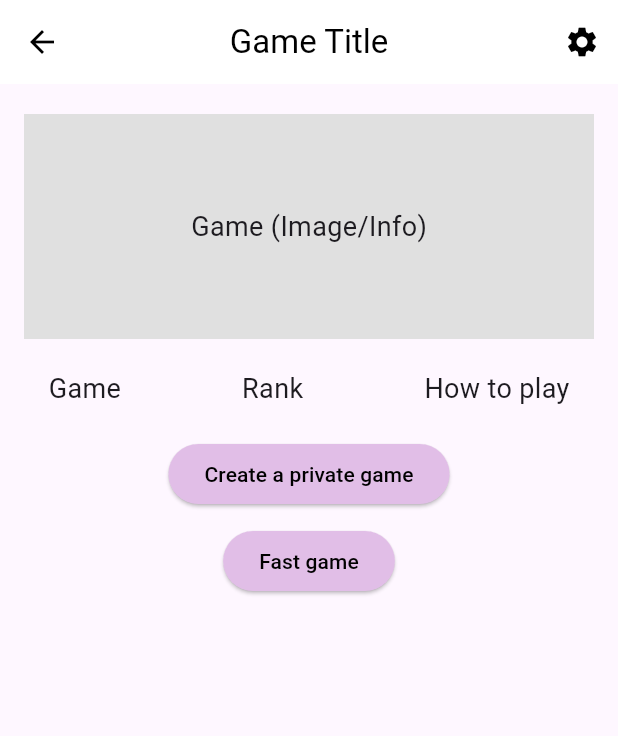
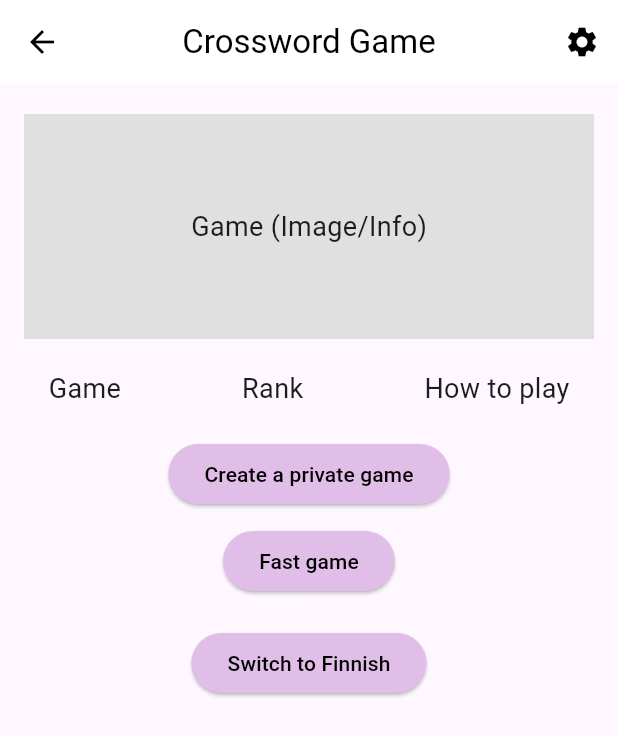
Before and after one commit to Chrislou23/flutter-group7, a Flutter app: the CrosswordGamePage screen opened by its route, on a phone screen of 412 x 824 dp. Shown: the top 736 px of the screen. Run offline on Flutter 3.47's test engine with Material 3 defaults, Android fonts, the phone set to English and light mode, and no system bars; our stand-ins replace firebase_core; accounts and stored records are empty.

Commit message:
adding the rules in Finnish and the ability to switch the language

```diff
--- a/lib/main.dart
+++ b/lib/main.dart
@@ -1,10 +1,11 @@
 import 'package:flutter/material.dart';
+import 'package:mobile_games/pages/games_page/link/link_instructions_fi.dart';
 import 'pages/home_page/home_page.dart';
 import 'pages/games_page/game_page.dart';
 import 'pages/friends_page/friend_page.dart';
 import 'pages/games_page/crossword/crossword_game_page.dart';
 import 'pages/games_page/link/link_game_page.dart';
-import 'pages/games_page/link/link_instructions.dart';
+import 'pages/games_page/link/link_instructions_en.dart';
 
 void main() {
   runApp(const MyApp());
@@ -27,7 +28,8 @@ class MyApp extends StatelessWidget {
         '/friends': (context) => const FriendPage(),
         '/crossword': (context) => const CrosswordGamePage(),
         '/link': (context) => const LinkGamePage(),
-        '/link_instructions': (context) => const LinkInstructions(),
+        '/link_instructions_fi': (context) => const LinkInstructionsFi(),
+        '/link_instructions_en': (context) => const LinkInstructionsEn(),
       },
     );
   }
--- a/lib/pages/games_page/crossword/crossword_game_page.dart
+++ b/lib/pages/games_page/crossword/crossword_game_page.dart
@@ -1,8 +1,25 @@
+import 'package:flutter/foundation.dart';
 import 'package:flutter/material.dart';
 import 'package:mobile_games/pages/games_page/crossword/crossword.dart';
+import 'package:mobile_games/pages/games_page/link/link_instructions_en.dart';
+import 'package:mobile_games/pages/games_page/link/link_instructions_fi.dart';
 
-class CrosswordGamePage extends StatelessWidget {
+class CrosswordGamePage extends StatefulWidget {
   const CrosswordGamePage({super.key});
+
+  @override
+  // ignore: library_private_types_in_public_api
+  _CrosswordGamePageState createState() => _CrosswordGamePageState();
+}
+
+class _CrosswordGamePageState extends State<CrosswordGamePage> {
+  bool isEnglish = true;
+
+  void toggleLanguage() {
+    setState(() {
+      isEnglish = !isEnglish;
+    });
+  }
 
   @override
   Widget build(BuildContext context) {
@@ -15,7 +32,8 @@ class CrosswordGamePage extends StatelessWidget {
             Navigator.pop(context); // Navigate back to previous page
           },
         ),
-        title: const Text('Game Title', style: TextStyle(color: Colors.black)),
+        title:
+            const Text('Crossword Game', style: TextStyle(color: Colors.black)),
         centerTitle: true,
         actions: [
           IconButton(
@@ -43,14 +61,16 @@ class CrosswordGamePage extends StatelessWidget {
           ),
           const SizedBox(height: 20),
           // Tab buttons for Game, Rank, and How to play
-          const TabButtons(),
+          TabButtons(isEnglish: isEnglish),
           const SizedBox(height: 20),
           // Create a private game and Fast game buttons
           CustomButton(
             text: 'Create a private game',
             onPressed: () {
               // Action for creating a private game
-              print('Create a private game pressed');
+              if (kDebugMode) {
+                print('Create a private game pressed');
+              }
             },
           ),
           const SizedBox(height: 10),
@@ -66,6 +86,12 @@ class CrosswordGamePage extends StatelessWidget {
               );
             },
           ),
+          const SizedBox(height: 20),
+          // Language switch button
+          CustomButton(
+            text: isEnglish ? 'Switch to Finnish' : 'Switch to English',
+            onPressed: toggleLanguage,
+          ),
         ],
       ),
     );
@@ -74,7 +100,9 @@ class CrosswordGamePage extends StatelessWidget {
 
 // Widget for Tab Buttons (Game, Rank, How to play)
 class TabButtons extends StatelessWidget {
-  const TabButtons({Key? key}) : super(key: key);
+  final bool isEnglish;
+
+  const TabButtons({super.key, required this.isEnglish});
 
   @override
   Widget build(BuildContext context) {
@@ -84,7 +112,9 @@ class TabButtons extends StatelessWidget {
         GestureDetector(
           onTap: () {
             // Handle Game tab tap
-            print('Game tab pressed');
+            if (kDebugMode) {
+              print('Game tab pressed');
+            }
           },
           child: const Text('Game', style: TextStyle(fontSize: 18)),
         ),
@@ -92,7 +122,9 @@ class TabButtons extends StatelessWidget {
         GestureDetector(
           onTap: () {
             // Handle Rank tab tap
-            print('Rank tab pressed');
+            if (kDebugMode) {
+              print('Rank tab pressed');
+            }
           },
           child: const Text('Rank', style: TextStyle(fontSize: 18)),
         ),
@@ -100,7 +132,14 @@ class TabButtons extends StatelessWidget {
         GestureDetector(
           onTap: () {
             // Handle How to play tab tap
-            print('How to play tab pressed');
+            Navigator.push(
+              context,
+              MaterialPageRoute(
+                builder: (context) => isEnglish
+                    ? const LinkInstructionsEn()
+                    : const LinkInstructionsFi(),
+              ),
+            );
           },
           child: const Text('How to play', style: TextStyle(fontSize: 18)),
         ),
--- a/lib/pages/games_page/link/link_instructions.dart
+++ b/lib/pages/games_page/link/link_instructions_en.dart
@@ -1,7 +1,7 @@
 import 'package:flutter/material.dart';
 
-class LinkInstructions extends StatelessWidget {
-  const LinkInstructions({super.key});
+class LinkInstructionsEn extends StatelessWidget {
+  const LinkInstructionsEn({super.key});
 
   @override
   Widget build(BuildContext context) {
```
Also changed, not shown: lib/pages/games_page/link/link_game_page.dart (+31 -12 lines), lib/pages/games_page/link/link_instructions_fi.dart (added, +75 -0 lines).
